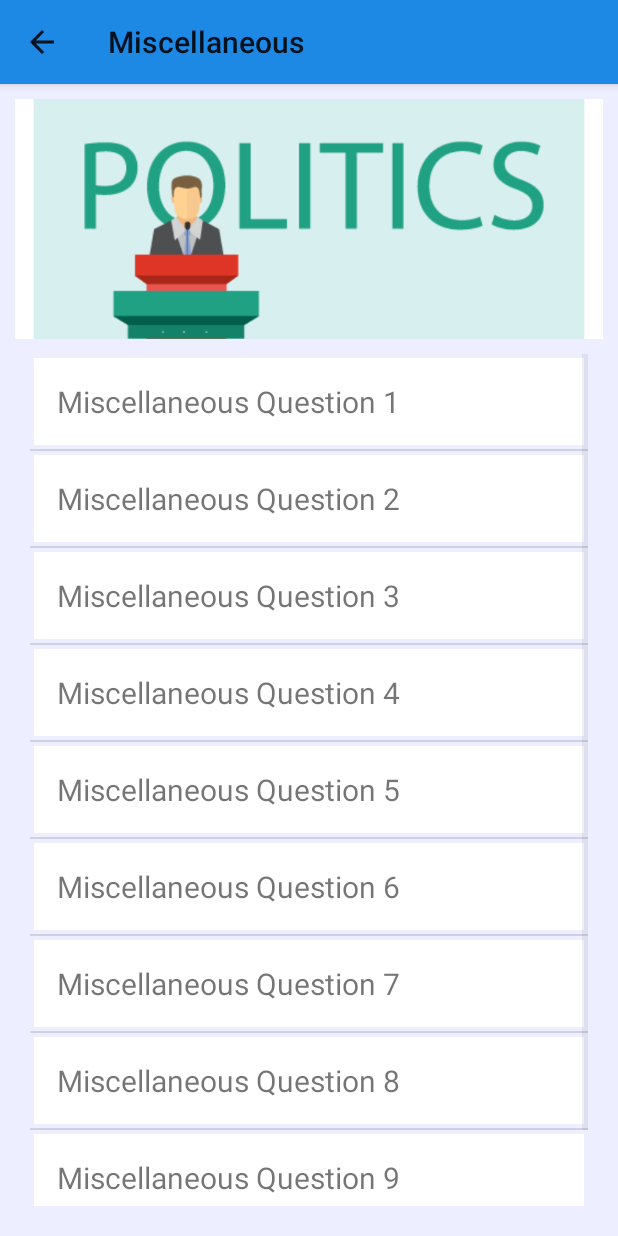
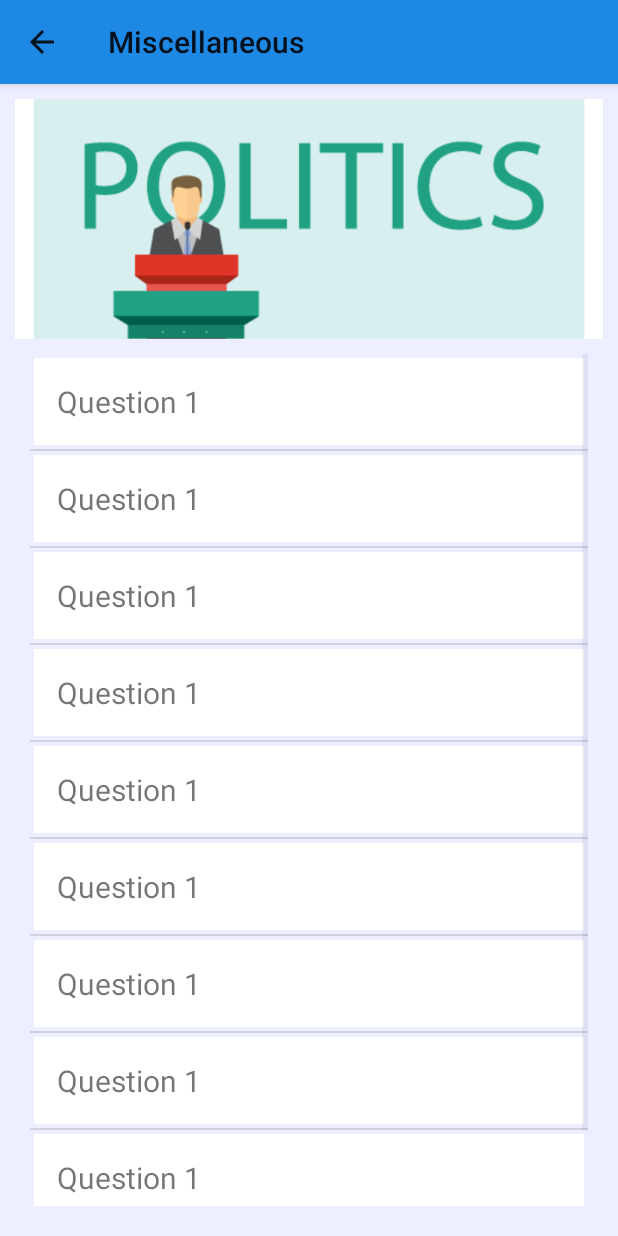
Before and after one commit to harasaurus/Survey, an Android app: the MiscActivity screen opened directly, with no data from a screen before it, on a phone screen of 412 x 824 dp. Run offline under Robolectric (Android 15) with nearby library versions, the phone set to English and light mode, and no system bars.

Commit message:
Update H5

```diff
--- a/app/src/main/java/com/ops/newsurvey/DatabaseManager.java
+++ b/app/src/main/java/com/ops/newsurvey/DatabaseManager.java
@@ -63,10 +63,10 @@ class DatabaseManager extends SQLiteOpenHelper {
                 + KEY_QTEXT + " TEXT, " + KEY_RESPONSES + " NUMBER)";
         db.execSQL(CreateTable2);
 
-        String CreateTable3 = "CREATE TABLE " + TABLE_ACTIVITY + " (" + KEY_UID + " INTEGER," +KEY_QID+ " INTEGER)";
+        String CreateTable3 = "CREATE TABLE " + TABLE_ACTIVITY + " (" + KEY_UID + " INTEGER, " +KEY_QID+ " INTEGER)";
         db.execSQL(CreateTable3);
 
-        String CreateTable4 = "CREATE TABLE " + TABLE_OPT + " (" + KEY_QID + " INTEGER PRIMARY KEY, " + KEY_OPTIONS + " TEXT, "
+        String CreateTable4 = "CREATE TABLE " + TABLE_OPT + " (" + KEY_QID + " INTEGER, " + KEY_OPTIONS + " TEXT, "
                 + KEY_RESULTS + " INTEGER)";
         db.execSQL(CreateTable4);
     }
@@ -204,15 +204,48 @@ class DatabaseManager extends SQLiteOpenHelper {
          db.insert(TABLE_QS , null , values);
          db.close();
 
-         db = getWritableDatabase();
+         SQLiteDatabase db1 = getWritableDatabase();
          int length = opts.size();
          for(int i=0; i<length; i++){
+             values.clear();
             values.put(KEY_QID , Qid);
             values.put(KEY_OPTIONS , opts.get(i));
-            values.put(KEY_RESPONSES , results.get(i));
-             db.insert(TABLE_OPT , null , values);
+            values.put(KEY_RESULTS , results.get(i));
+             db1.insert(TABLE_OPT , null , values);
          }
-        db.close();
+        db1.close();
+     }
+
+     public ArrayList<Question> getAllQuestionsByCategory(String cat){
+         ArrayList<Question> questions = new ArrayList<Question>();
+         SQLiteDatabase db = this.getReadableDatabase();
+         Cursor cur = db.query(TABLE_QS,null,"category = ?",new String[]{cat}
+                 ,null,null,null);
+         if(cur.moveToFirst()) {
+             do {Question q = new Question();
+                 Integer id = cur.getInt(0);
+                 q.setQid(id);
+                 q.setCat(cur.getString(1));
+                 q.setQText(cur.getString(2));
+                 q.setResponses(cur.getInt(3));
+                 ArrayList<String> opt = new ArrayList<String>();
+                 ArrayList<Integer> result = new ArrayList<Integer>();
+
+                 SQLiteDatabase db1 = this.getReadableDatabase();
+                 Cursor cursor = db1.query(TABLE_OPT,new String[]{"options","results"},"Qid = ?",new String[]{id.toString()}
+                         ,null,null,null);
+                 if(cursor.moveToFirst()){
+                     do{
+                        opt.add(cursor.getString(0));
+                        result.add(cursor.getInt(1));
+                     }while(cursor.moveToNext());
+                 }
+                 q.setOpts(opt);
+                 q.setResults(result);
+                 questions.add(q);
+             }while (cur.moveToNext());
+         }
+         return questions;
      }
 
      public void updateResponse(int Uid, int Qid, String Opt){
--- a/app/src/main/java/com/ops/newsurvey/MiscActivity.java
+++ b/app/src/main/java/com/ops/newsurvey/MiscActivity.java
@@ -20,21 +20,9 @@ public class MiscActivity extends AppCompatActivity {
         ImageView banner = (ImageView) findViewById(R.id.banner);
         banner.setImageResource(R.drawable.politics_banner);
 
-        final ArrayList<Question> questions = new ArrayList<>();
-        ArrayList<String> opt = new ArrayList<String>();
-        opt.add("Yes");
-        opt.add("No");
-        opt.add("Can't Say");
-        questions.add(new Question("Miscellaneous Question 1",opt));
-        questions.add(new Question("Miscellaneous Question 2",opt));
-        questions.add(new Question("Miscellaneous Question 3",opt));
-        questions.add(new Question("Miscellaneous Question 4",opt));
-        questions.add(new Question("Miscellaneous Question 5",opt));
-        questions.add(new Question("Miscellaneous Question 6",opt));
-        questions.add(new Question("Miscellaneous Question 7",opt));
-        questions.add(new Question("Miscellaneous Question 8",opt));
-        questions.add(new Question("Miscellaneous Question 9",opt));
-        questions.add(new Question("Miscellaneous Question 10",opt));
+        DatabaseManager manager = new DatabaseManager(this);
+        final ArrayList<Question> questions = manager.getAllQuestionsByCategory("MIS");
+
 
         QuestionAdapter Adapter=new QuestionAdapter(this,questions);
         ListView listView=(ListView) findViewById(R.id.List);
--- a/app/src/main/java/com/ops/newsurvey/Question.java
+++ b/app/src/main/java/com/ops/newsurvey/Question.java
@@ -1,48 +1,35 @@
 package com.ops.newsurvey;
 
+import android.content.Context;
+import android.provider.ContactsContract;
+
 import java.util.ArrayList;
+
+import static android.R.attr.id;
 
 /**
  * Created by harasar on 1/2/17.
  */
 
 public class Question {
-    private String mText;
-    private String []mOpts = new String[3];
-    private Integer[]mOpinions = new Integer[3];
-    private Integer mQid,mAttempts;
-    private String[] mTags =new String[4];
-
-
-    Question(String text, ArrayList<String> Opts)
-    {
-        mText= text;
-        mOpts[0] = Opts.get(0);
-        mOpts[1] = Opts.get(1);
-        mOpts[2] = Opts.get(2);
-        createQuestion();
-    }
-
-    Question(String text, String Opt0, String Opt1, String Opt2)
-    {
-        mText= text;
-        mOpts[0] = Opt0;
-        mOpts[1] = Opt1;
-        mOpts[2] = Opt2;
-        createQuestion();
-    }
-
-    private void createQuestion(){
-        ////TODO call to server to store question in database and return a Integer for QID
-    }
+    private String mText,mCat;
+    private Integer mQid,mresponses;
+    private ArrayList<String> mOpts = new ArrayList<String>();
+    private ArrayList<Integer> mResults = new ArrayList<Integer>();
 
     public String getText(){
         return mText;
     }
-
-    public String[] getOpts(){
+    public ArrayList<String> getOpts(){
         return mOpts;
     }
 
+    public void setQid(int id){mQid=id;}
+    public void setQText(String text){mText=text;}
+    public void setCat(String cat){mCat=cat;}
+    public void setResponses(int res){mresponses=res;}
+    public void setOpts(ArrayList<String> opts){mOpts=opts;}
+    public void setResults(ArrayList<Integer> results){mResults=results;}
+
 
 }
```
Also changed, not shown: app/src/main/java/com/ops/newsurvey/LifestyleActivity.java (+3 -15 lines), app/src/main/java/com/ops/newsurvey/PoliticsActivity.java (+3 -16 lines), app/src/main/java/com/ops/newsurvey/PopActivity.java (+3 -15 lines), app/src/main/java/com/ops/newsurvey/SportsActivity.java (+3 -15 lines), app/src/main/java/com/ops/newsurvey/TravelActivity.java (+3 -15 lines), 1 other file.
